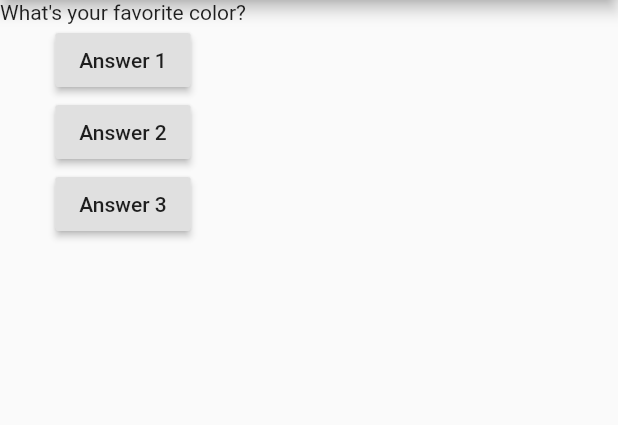
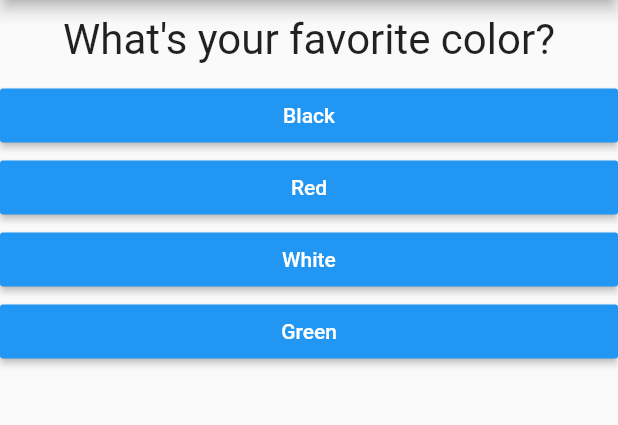
Before and after one commit to barangayretli/QuizApp, a Flutter app: the screen it shows after launch, on a phone screen of 412 x 824 dp, the part 84-509 px from its top. Run offline on Flutter 3.47's test engine with Material 2 defaults, Android fonts, the phone set to English and light mode, and no system bars.

Commit message:
new files and mapped questions

```diff
--- /dev/null
+++ b/lib/answer.dart
@@ -0,0 +1,22 @@
+import 'package:flutter/material.dart';
+
+class Answer extends StatelessWidget {
+  final Function SelectHandler;
+  final String answerText;
+
+  Answer(this.SelectHandler, this.answerText);
+
+  @override
+  Widget build(BuildContext context) {
+
+    return Container(
+      width: double.infinity,
+      child: RaisedButton(
+              color: Colors.blue,
+              textColor: Colors.white,
+              child: Text(answerText),
+              onPressed: SelectHandler,
+            ),
+    );
+  }
+}
--- a/lib/main.dart
+++ b/lib/main.dart
@@ -1,29 +1,28 @@
 import 'package:flutter/material.dart';
+import './question.dart';
+import './answer.dart';
 
 void main() {
   runApp(MyApp());
 }
 
-var questions = [
-  'What\'s your favorite color?',
-  'What\'s your favorite animal?'
-];
+
 
 class MyApp extends StatefulWidget {
   @override
   State<StatefulWidget> createState() {
     // TODO: implement createState
-    return MyAppState();
+    return _MyAppState();
     throw UnimplementedError();
   }
 }
 
-class MyAppState extends State<MyApp> {
-  var questionIndex = 0;
+class _MyAppState extends State<MyApp> {
+  var _questionIndex = 0;
 
-  void answerQuestion() {
+  void _answerQuestion() {
     setState(() {
-      questionIndex++;
+      _questionIndex++;
     });
 
     print('Answer Chosen');
@@ -31,6 +30,17 @@ class MyAppState extends State<MyApp> {
 
   @override
   Widget build(BuildContext context) {
+    var questions = [
+  {'questionText': 'What\'s your favorite color?',
+   'answers': ['Black', 'Red', 'White', 'Green'],
+  },
+  {'questionText': 'What\'s your favorite animal?',
+   'answers': ['Rabbit', 'Snake', 'Elephant', 'Lion'],
+  },
+  {'questionText': 'Who\'s your favorite instructor?',
+   'answers': ['A', 'B', 'C', 'D'],
+  }
+];
     return MaterialApp(
       home: Scaffold(
         appBar: AppBar(
@@ -38,21 +48,13 @@ class MyAppState extends State<MyApp> {
         ),
         body: Column(
           children: [
-            Text(
-              questions[questionIndex],
+            Question(
+              questions[_questionIndex]['questionText'],
             ),
-            RaisedButton(
-              child: Text('Answer 1'),
-              onPressed: answerQuestion,
-            ),
-            RaisedButton(
-              child: Text('Answer 2'),
-              onPressed: answerQuestion,
-            ),
-            RaisedButton(
-              child: Text('Answer 3'),
-              onPressed: answerQuestion,
-            ),
+            ...(questions[_questionIndex]['answers'] as List<String>).map((answer) {
+              return Answer(_answerQuestion, answer);
+            }).toList()
+
           ],
         ),
       ),
--- /dev/null
+++ b/lib/question.dart
@@ -0,0 +1,20 @@
+import 'package:flutter/material.dart';
+
+class Question extends StatelessWidget {
+  final String questionText;
+
+  Question(this.questionText);
+
+  @override
+  Widget build(BuildContext context) {
+    return Container(
+      width: double.infinity,
+      margin: EdgeInsets.all(10),
+      child: Text(
+        questionText,
+        style: TextStyle(fontSize: 28),
+        textAlign: TextAlign.center,
+      ),
+    );
+  }
+}
```
